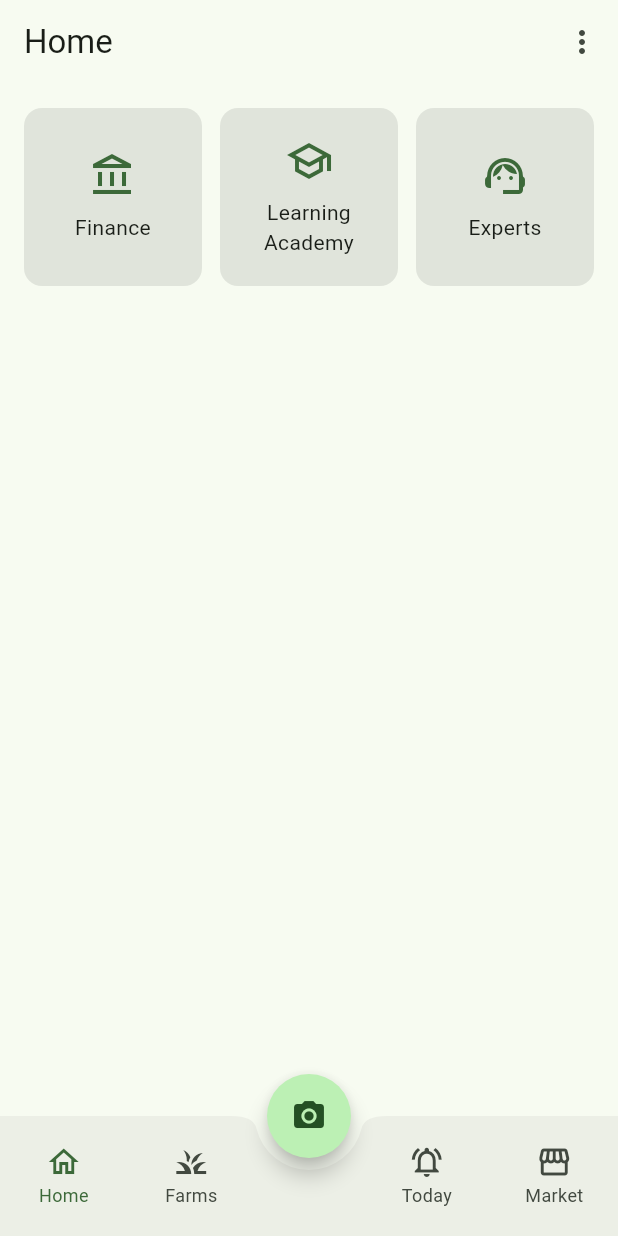
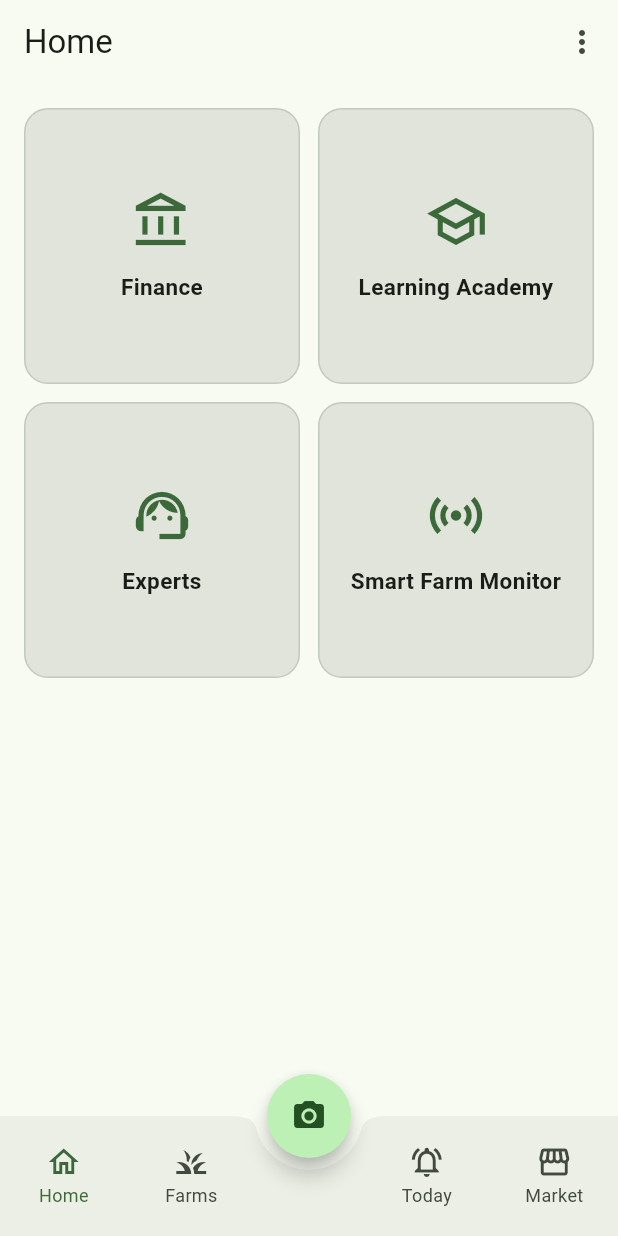
Before and after one commit to 011Manish/FasalMitra, a Flutter app: the screen it shows once a user with an empty profile is signed in, on a phone screen of 412 x 824 dp. Run offline on Flutter 3.47's test engine with Material 3 defaults, Android fonts, the phone set to English and light mode, and no system bars; our stand-ins replace file_picker, flutter_dotenv, image_picker, supabase_flutter; accounts and stored records are empty.

Commit message:
Add Smart Farm Monitor and integrate with farm profiles

```diff
--- a/flutter_app/lib/screens/home_grid_screen.dart
+++ b/flutter_app/lib/screens/home_grid_screen.dart
@@ -1,5 +1,6 @@
 import 'package:flutter/material.dart';
 
+import '../smart_farm_monitor/screens/smart_farm_home.dart';
 import 'experts_list_screen.dart';
 import 'finance_screen.dart';
 import 'learning_academy_screen.dart';
@@ -11,7 +12,7 @@ class HomeGridScreen extends StatelessWidget {
   Widget build(BuildContext context) {
     return GridView.count(
       padding: const EdgeInsets.all(16),
-      crossAxisCount: 3,
+      crossAxisCount: 2,
       mainAxisSpacing: 12,
       crossAxisSpacing: 12,
       children: [
@@ -19,21 +20,38 @@ class HomeGridScreen extends StatelessWidget {
           icon: Icons.account_balance_outlined,
           label: 'Finance',
           onTap: () => Navigator.of(context).push(
-            MaterialPageRoute(builder: (_) => const FinanceScreen()),
+            MaterialPageRoute(
+              builder: (_) => const FinanceScreen(),
+            ),
           ),
         ),
         _HomeTile(
           icon: Icons.school_outlined,
           label: 'Learning Academy',
           onTap: () => Navigator.of(context).push(
-            MaterialPageRoute(builder: (_) => const LearningAcademyScreen()),
+            MaterialPageRoute(
+              builder: (_) => const LearningAcademyScreen(),
+            ),
           ),
         ),
         _HomeTile(
           icon: Icons.support_agent_outlined,
           label: 'Experts',
           onTap: () => Navigator.of(context).push(
-            MaterialPageRoute(builder: (_) => const ExpertsListScreen()),
+            MaterialPageRoute(
+              builder: (_) => const ExpertsListScreen(),
+            ),
+          ),
+        ),
+
+        // Smart Farm Monitor
+        _HomeTile(
+          icon: Icons.sensors_outlined,
+          label: 'Smart Farm Monitor',
+          onTap: () => Navigator.of(context).push(
+            MaterialPageRoute(
+              builder: (_) => SmartFarmHome(),
+            ),
           ),
         ),
       ],
@@ -42,8 +60,11 @@ class HomeGridScreen extends StatelessWidget {
 }
 
 class _HomeTile extends StatelessWidget {
-  const _HomeTile(
-      {required this.icon, required this.label, required this.onTap});
+  const _HomeTile({
+    required this.icon,
+    required this.label,
+    required this.onTap,
+  });
 
   final IconData icon;
   final String label;
@@ -52,28 +73,40 @@ class _HomeTile extends StatelessWidget {
   @override
   Widget build(BuildContext context) {
     final scheme = Theme.of(context).colorScheme;
+
     return InkWell(
       onTap: onTap,
-      borderRadius: BorderRadius.circular(12),
+      borderRadius: BorderRadius.circular(16),
       child: Ink(
         decoration: BoxDecoration(
           color: scheme.surfaceContainerHighest,
-          borderRadius: BorderRadius.circular(12),
+          borderRadius: BorderRadius.circular(16),
+          border: Border.all(
+            color: scheme.outlineVariant,
+          ),
         ),
-        child: Column(
-          mainAxisAlignment: MainAxisAlignment.center,
-          children: [
-            Icon(icon, size: 32, color: scheme.primary),
-            const SizedBox(height: 8),
-            Padding(
-              padding: const EdgeInsets.symmetric(horizontal: 8),
-              child: Text(
+        child: Padding(
+          padding: const EdgeInsets.all(16),
+          child: Column(
+            mainAxisAlignment: MainAxisAlignment.center,
+            children: [
+              Icon(
+                icon,
+                size: 42,
+                color: scheme.primary,
+              ),
+              const SizedBox(height: 12),
+              Text(
                 label,
                 textAlign: TextAlign.center,
-                style: TextStyle(color: scheme.onSurface),
+                style: TextStyle(
+                  color: scheme.onSurface,
+                  fontWeight: FontWeight.w600,
+                  fontSize: 15,
+                ),
               ),
-            ),
-          ],
+            ],
+          ),
         ),
       ),
     );
--- /dev/null
+++ b/flutter_app/lib/smart_farm_monitor/modles/farm.dart
@@ -0,0 +1,22 @@
+class Farm {
+  final int id;
+  final String name;
+  final String location;
+  final String status;
+
+  Farm({
+    required this.id,
+    required this.name,
+    required this.location,
+    required this.status,
+  });
+
+  factory Farm.fromJson(Map<String, dynamic> json) {
+    return Farm(
+      id: json['id'],
+      name: json['name'],
+      location: json['location'],
+      status: json['status'],
+    );
+  }
+}
--- /dev/null
+++ b/flutter_app/lib/smart_farm_monitor/services/farm_service.dart
@@ -0,0 +1,26 @@
+import '../models/farm.dart';
+
+class FarmService {
+  Future<List<Farm>> getFarms() async {
+    return [
+      Farm(
+        id: 1,
+        name: "Tomato Farm",
+        location: "Kathmandu",
+        status: "Online",
+      ),
+      Farm(
+        id: 2,
+        name: "Greenhouse A",
+        location: "Pokhara",
+        status: "Online",
+      ),
+      Farm(
+        id: 3,
+        name: "Corn Field",
+        location: "Chitwan",
+        status: "Offline",
+      ),
+    ];
+  }
+}
--- a/flutter_app/pubspec.yaml
+++ b/flutter_app/pubspec.yaml
@@ -1,4 +1,4 @@
-name: krishi_app
+name: Agrismart_ai
 description: Farmer-facing mobile app for Krishi.
 publish_to: none
 version: 0.1.0+1
```
Also changed, not shown: flutter_app/lib/smart_farm_monitor/modles/sensor_data.dart (added, +25 -0 lines), flutter_app/lib/smart_farm_monitor/screens/farm_dashboard.dart (added, +69 -0 lines), flutter_app/lib/smart_farm_monitor/screens/farms_screen.dart (added, +101 -0 lines), flutter_app/lib/smart_farm_monitor/screens/smart_farm_home.dart (added, +12 -0 lines), flutter_app/lib/smart_farm_monitor/services/sensor_service.dart (added, +13 -0 lines), flutter_app/lib/smart_farm_monitor/widgets/farm_card.dart (added, +63 -0 lines), flutter_app/lib/smart_farm_monitor/widgets/greenhouse_card.dart (added, +46 -0 lines), flutter_app/lib/smart_farm_monitor/widgets/irrigation_card.dart (added, +47 -0 lines), flutter_app/lib/smart_farm_monitor/widgets/sensor_card.dart (added, +54 -0 lines), 2 other files.
